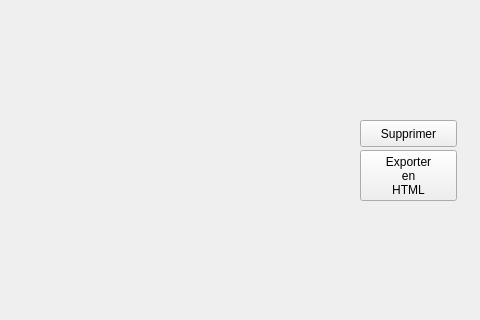
This is mainwindow.ui in guiraz/ProjetTOO as Qt 5 draws it before an edit; both pictures show x 320 to 800 and y 0 to 320 of the 800 by 600 pixel window. The edited form follows.
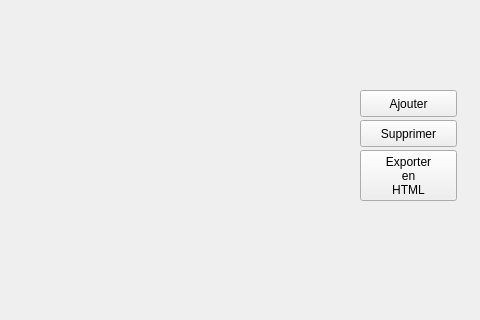
This is the edited form.

Commit message: add doc window created

```diff
--- a/mainwindow.ui
+++ b/mainwindow.ui
@@ -106,6 +106,19 @@
 HTML</string>
     </property>
    </widget>
+   <widget class="QPushButton" name="pushButtonAdd">
+    <property name="geometry">
+     <rect>
+      <x>680</x>
+      <y>90</y>
+      <width>97</width>
+      <height>27</height>
+     </rect>
+    </property>
+    <property name="text">
+     <string>Ajouter</string>
+    </property>
+   </widget>
   </widget>
  </widget>
  <resources/>
```
The commit also changes 7 other files.
